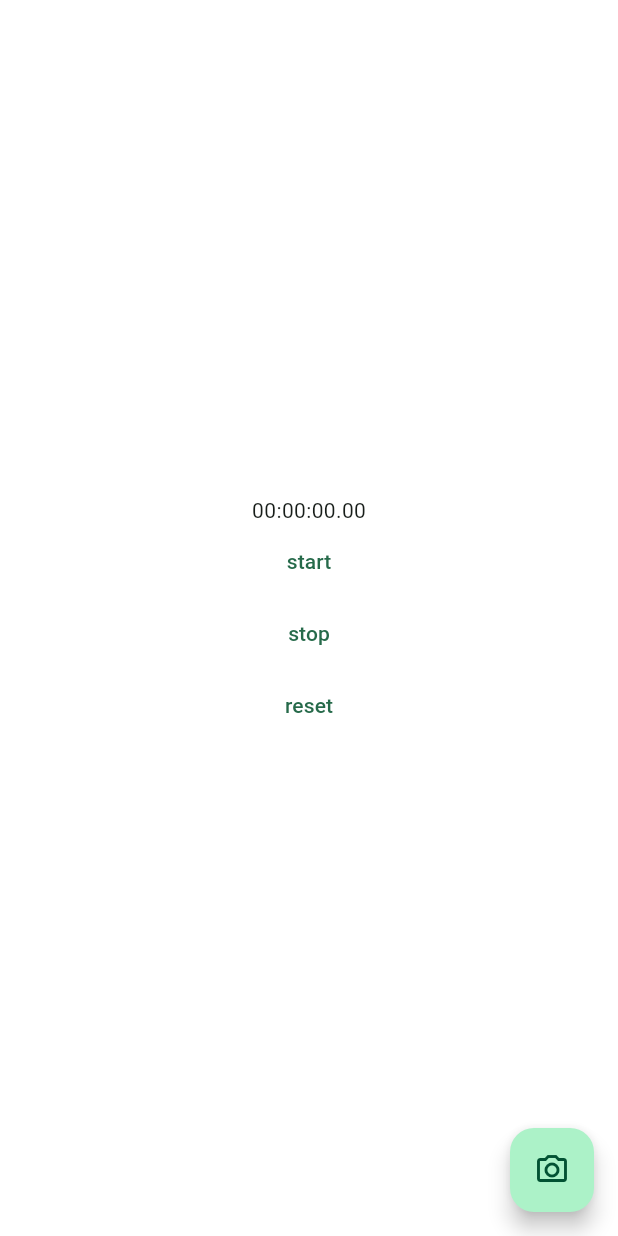
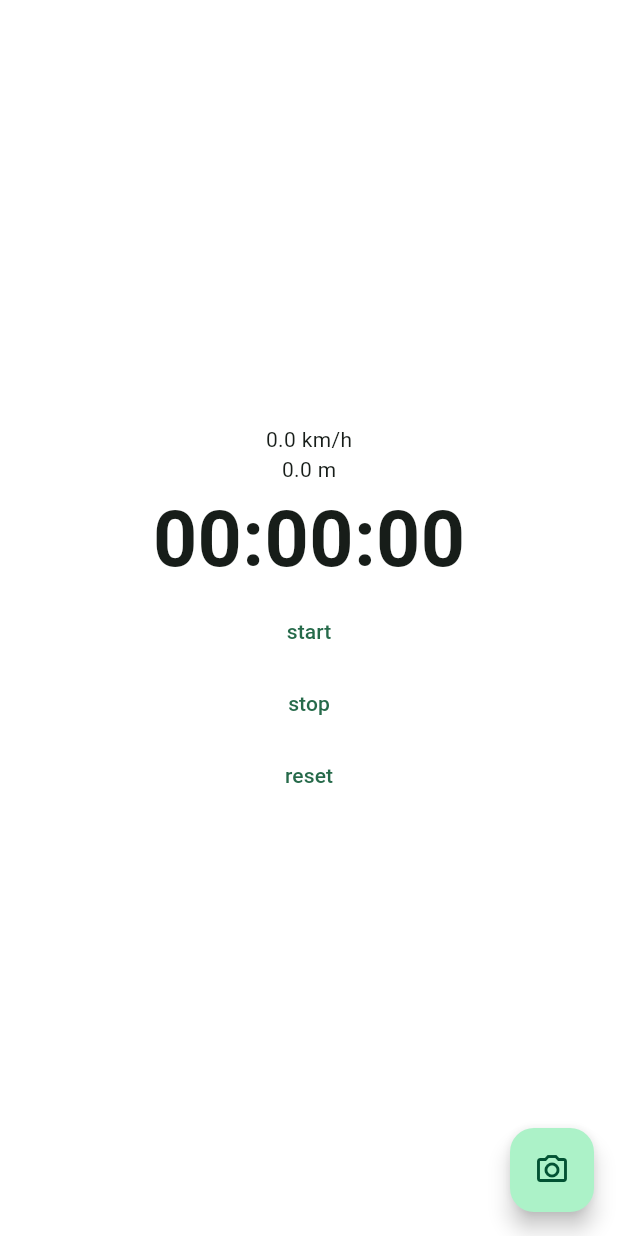
Before and after one commit to KW-EcoVision/ecovision-mobile, a Flutter app: the PloggingPage screen opened directly, on a phone screen of 412 x 824 dp. Run offline on Flutter 3.47's test engine with Material 3 defaults, Android fonts, the phone set to English and light mode, and no system bars; our stand-ins replace camera, geolocator, google_maps_flutter, location, stop_watch_timer.

Commit message:
feat : 누적 거리 측정 기능 구현

```diff
--- a/lib/view/page/PloggingPage.dart
+++ b/lib/view/page/PloggingPage.dart
@@ -1,6 +1,9 @@
+import 'dart:async';
+
 import 'package:camera/camera.dart';
 import 'package:eco_vision/view/page/CameraPage.dart';
 import 'package:flutter/material.dart';
+import 'package:geolocator/geolocator.dart';
 import 'package:stop_watch_timer/stop_watch_timer.dart';
 
 class PloggingPage extends StatefulWidget {
@@ -15,6 +18,12 @@ class _PloggingPageState extends State<PloggingPage> {
   late List<CameraDescription> descriptions;
   late CameraController cameraController;
   bool isCameraInitialized = false;
+  double currentSpeed = 0;
+  StreamSubscription<Position>? positionStream;
+  int test = 0;
+  double timeInterval = 0;
+  double lastTime = 0;
+  double distanceStack = 0;
 
   Future<void> initCamera() async {
     descriptions = await availableCameras();
@@ -27,9 +36,35 @@ class _PloggingPageState extends State<PloggingPage> {
   }
 
   @override
+  void initState() {
+    super.initState();
+    positionStream = Geolocator.getPositionStream(
+      locationSettings: const LocationSettings(
+          // accuracy: LocationAccuracy.high,
+          // distanceFilter: 10, // 위치 변경이 10m 이상일 때만 알림을 받음
+          ),
+    ).listen((Position position) {
+      double now = stopWatchTimer.rawTime.value / 1000;
+      timeInterval = now - lastTime;
+      // print('now : $now');
+      // print('time : $timeInterval');
+      lastTime = now;
+
+      setState(() {
+        currentSpeed = position.speed * 3.6; // 속도 업데이트
+
+        distanceStack += position.speed * timeInterval;
+      });
+      // print('speed : $currentSpeed');
+
+      // print('distance : $distanceStack');
+    });
+  }
+
+  @override
   void dispose() {
+    positionStream?.cancel();
     super.dispose();
-    stopWatchTimer.dispose();
   }
 
   @override
@@ -41,13 +76,21 @@ class _PloggingPageState extends State<PloggingPage> {
         child: Column(
           mainAxisAlignment: MainAxisAlignment.center,
           children: [
+            Text('$currentSpeed km/h'),
+            Text('$distanceStack m'),
             StreamBuilder<int>(
                 stream: stopWatchTimer.rawTime,
                 builder: (context, snap) {
                   final int? value = snap.data;
                   final String displayTime =
-                      StopWatchTimer.getDisplayTime(value!);
-                  return Text(displayTime);
+                      StopWatchTimer.getDisplayTime(value!, milliSecond: false);
+                  // time = StopWatchRecord.fromRawValue(value->)
+                  return Text(
+                    displayTime,
+                    style: TextStyle(
+                        fontSize: MediaQuery.of(context).size.width / 8,
+                        fontWeight: FontWeight.bold),
+                  );
                 }),
             TextButton(
                 onPressed: () {
```
